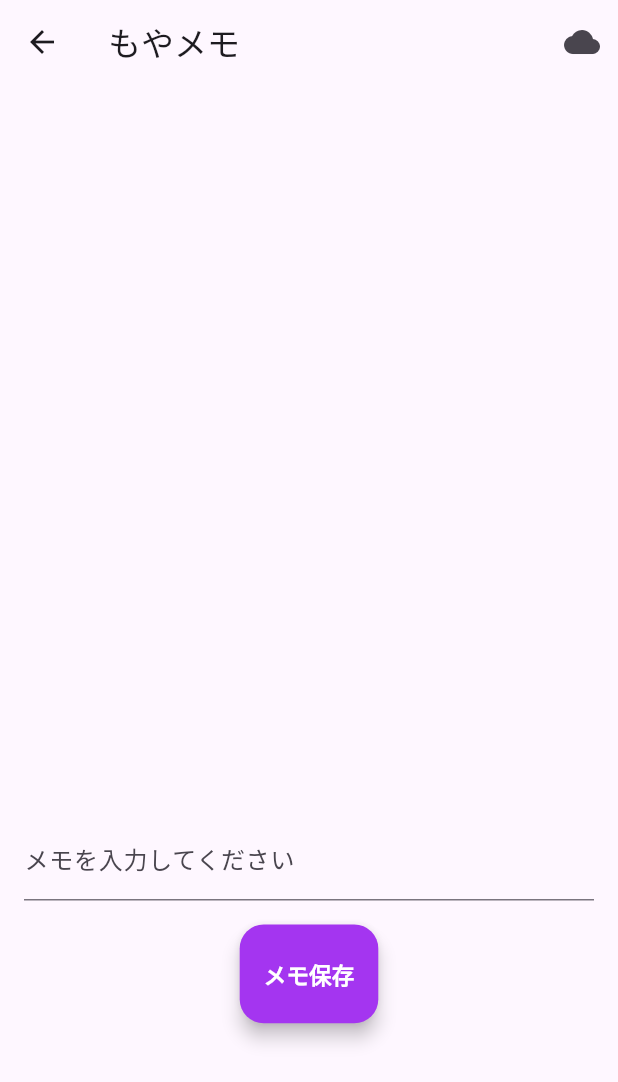
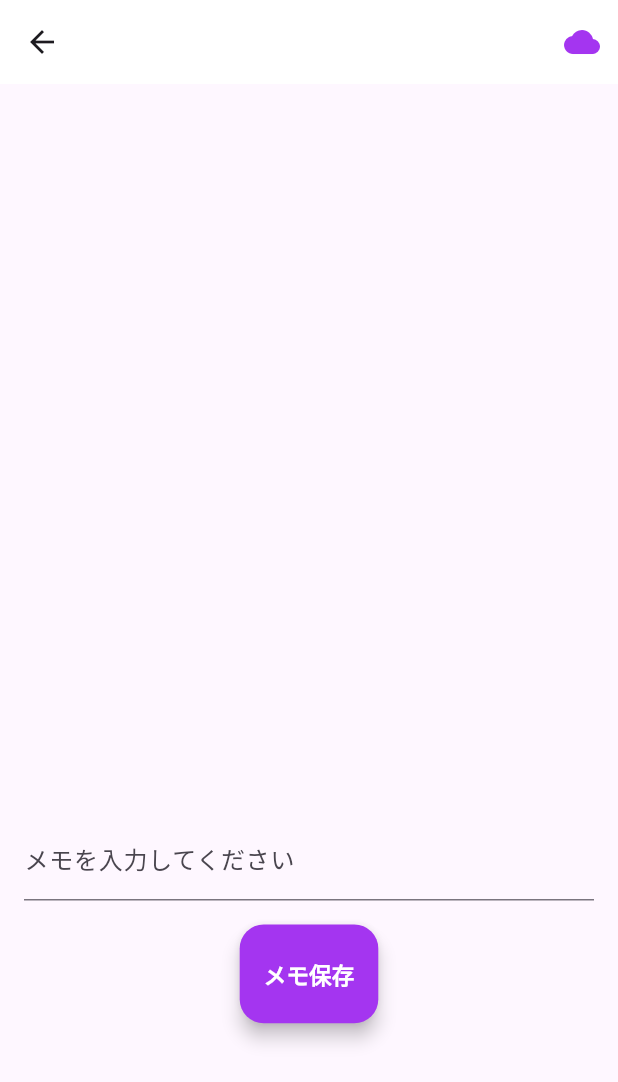
Before and after one commit to watackeech/reskill-x, a Flutter app: the MemoListScreen screen opened directly, on a phone screen of 412 x 824 dp. Shown: the top 1082 px of the screen. Run offline on Flutter 3.47's test engine with Material 2 defaults, Android fonts, the phone set to English and light mode, and no system bars; our stand-ins replace cloud_firestore, convex_bottom_bar, firebase_auth, firebase_core, firebase_storage, flutter_animation_progress_bar and 7 more; missing offline and left inert: dart:ffi, flutter_multi_select_items; accounts and stored records are empty.

Commit message:
微調整たち

```diff
--- a/lib/main.dart
+++ b/lib/main.dart
@@ -31,12 +31,12 @@ class MyApp extends StatelessWidget {
   @override
   Widget build(BuildContext context) {
     return MaterialApp(
+      debugShowCheckedModeBanner: false,
       title: 'Reskill_X',
       theme: ThemeData(
         colorScheme: ColorScheme.fromSeed(seedColor: Colors.deepPurple),
         useMaterial3: true,
       ),
-      debugShowCheckedModeBanner: false,
       //SafeAreaにすることで日付表示などに被らない
       // home: SafeArea(child: LoginScreen()),
       home: SafeArea(child: LoginScreen()),
--- a/lib/view/final_goal_form_screen_complete.dart
+++ b/lib/view/final_goal_form_screen_complete.dart
@@ -14,6 +14,7 @@ class FinalGoalFormCompleteScreen extends StatelessWidget {
   @override
   Widget build(BuildContext context) {
     return MaterialApp(
+      debugShowCheckedModeBanner: false,
       theme: ThemeData(
         primarySwatch: Colors.purple,
       ),
--- a/lib/view/form_screens/mid_report_form_screens/middle_goal_form_screen1.dart
+++ b/lib/view/form_screens/mid_report_form_screens/middle_goal_form_screen1.dart
@@ -17,6 +17,7 @@ class MyApp extends StatelessWidget {
   @override
   Widget build(BuildContext context) {
     return MaterialApp(
+      debugShowCheckedModeBanner: false,
       home: MiddleGoalFormScreen1(),
     );
   }
--- a/lib/view/form_screens/reflection_form_screens/refrection_form_screen1.dart
+++ b/lib/view/form_screens/reflection_form_screens/refrection_form_screen1.dart
@@ -17,6 +17,7 @@ class MyApp extends StatelessWidget {
   @override
   Widget build(BuildContext context) {
     return MaterialApp(
+      debugShowCheckedModeBanner: false,
       home: RefrectionFormScreen1(),
     );
   }
--- a/lib/view/form_screens/set_goal_form_screens/set_goal_form_screen1.dart
+++ b/lib/view/form_screens/set_goal_form_screens/set_goal_form_screen1.dart
@@ -14,6 +14,7 @@ class MyApp extends StatelessWidget {
   @override
   Widget build(BuildContext context) {
     return MaterialApp(
+      debugShowCheckedModeBanner: false,
       home: SetGoalFormScreen1(),
     );
   }
--- a/lib/view/goal_confirm_form.dart
+++ b/lib/view/goal_confirm_form.dart
@@ -12,6 +12,7 @@ class GoalConfirmFormScreen extends StatelessWidget {
   @override
   Widget build(BuildContext context) {
     return MaterialApp(
+      debugShowCheckedModeBanner: false,
       theme: ThemeData(
         primarySwatch: Colors.purple,
       ),
--- a/lib/view/memo_screens/memo_list_Screen.dart
+++ b/lib/view/memo_screens/memo_list_Screen.dart
@@ -83,9 +83,14 @@ class _MemoListScreenState extends State<MemoListScreen> {
   Widget build(BuildContext context) {
     Size size = MediaQuery.of(context).size;
     return Scaffold(
-      appBar: AppBar(title: Text('もやメモ'),
+      appBar: AppBar(
+        // title: Text('もやメモ', style: TextStyle(color: kPrime)),
+        leading: null,
+        backgroundColor: Colors.white,
+        elevation: 0,
         actions: <Widget>[
           IconButton(
+            color: kPrime,
             icon: Icon(Icons.cloud),
             onPressed: () {
               // アイコンが押されたときの処理
@@ -93,7 +98,7 @@ class _MemoListScreenState extends State<MemoListScreen> {
               context: context,
               builder: (BuildContext context) {
           return AlertDialog(
-            title: Text('パターン選択'),
+            title: Text('パターン選択',),
             content: SingleChildScrollView(
             child: ListBody(
             children: <Widget>[
--- a/lib/view/mid_goal_form_screen_complete.dart
+++ b/lib/view/mid_goal_form_screen_complete.dart
@@ -14,6 +14,7 @@ class MidGoalFormCompleteScreen extends StatelessWidget {
   @override
   Widget build(BuildContext context) {
     return MaterialApp(
+      debugShowCheckedModeBanner: false,
       theme: ThemeData(
         primarySwatch: Colors.purple,
       ),
--- a/lib/view/screen_control.dart
+++ b/lib/view/screen_control.dart
@@ -37,6 +37,8 @@ class _ScreenControlState extends State<ScreenControl> {
               PointIcon(imageUrl: myAccount.imagePath, gradeColor: kBronze, exp: myAccount.exp,),
             ],
           ),
+          backgroundColor: Colors.white,
+          elevation: 0,
           automaticallyImplyLeading: false,
         ),
           body: Center(
--- a/lib/view/set_goal_form_screen.dart
+++ b/lib/view/set_goal_form_screen.dart
@@ -16,6 +16,7 @@ class SetGoalFormCompleteScreen extends StatelessWidget {
   @override
   Widget build(BuildContext context) {
     return MaterialApp(
+      debugShowCheckedModeBanner: false,
       theme: ThemeData(
         primarySwatch: Colors.purple,
       ),
```
Also changed, not shown: lib/view/goal_screans/study_record_screen.dart (+5 -2 lines).
